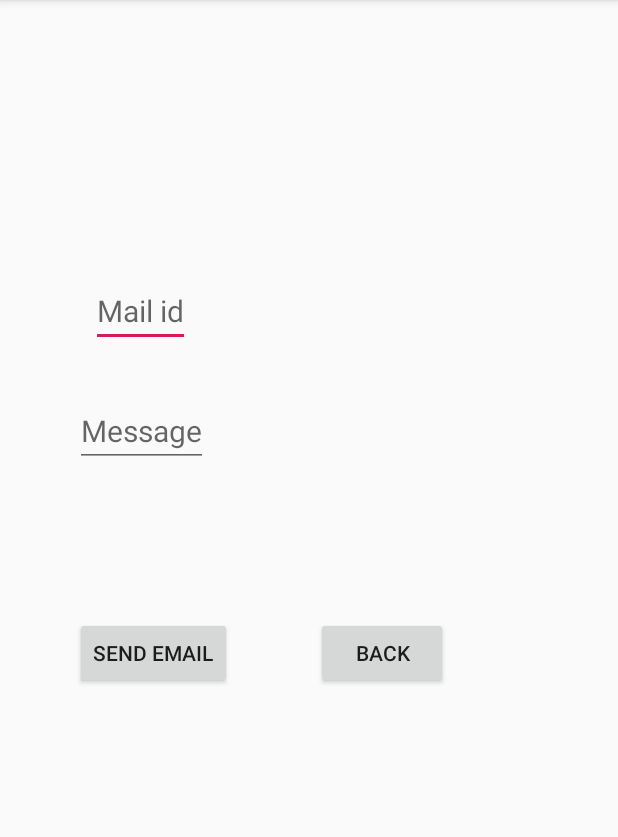
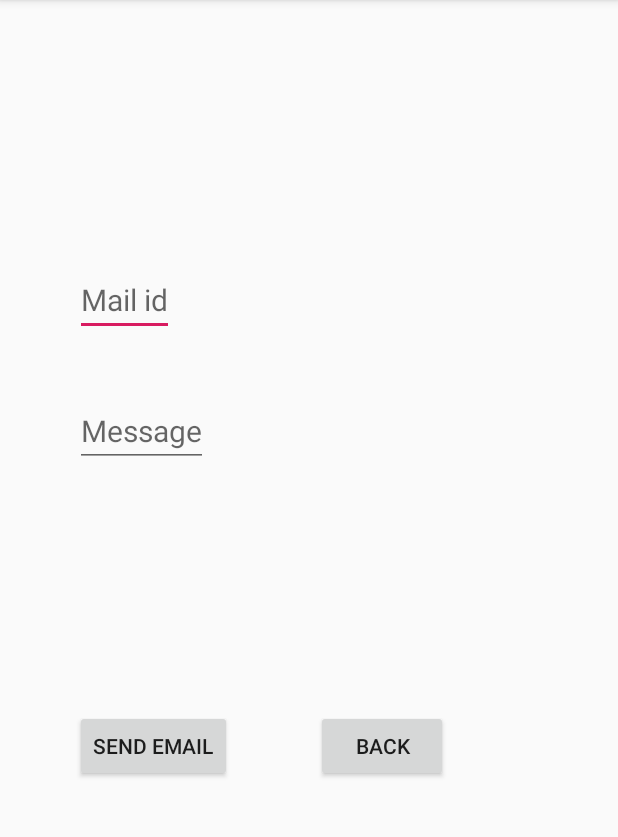
Before and after one commit to pulkitvajpayee07/NITC-IOU-Tracker, an Android app: the Reminder screen opened directly, with no data from a screen before it, on a phone screen of 412 x 824 dp, the part 84-921 px from its top. Run offline under Robolectric (Android 15) with nearby library versions, the phone set to English and light mode, and no system bars.

Commit message:
"Reminder"

```diff
--- a/app/src/main/java/com/example/iou_tracker/Config.java
+++ b/app/src/main/java/com/example/iou_tracker/Config.java
@@ -3,5 +3,5 @@ package com.example.iou_tracker;
 public class Config {
 
     public static final String EMAIL ="iouTracker99@gmail.com";
-    public static final String PASSWORD  = "123456";
+    public static final String PASSWORD  = "IOU123Tracker";
 }
--- a/app/src/main/java/com/example/iou_tracker/Reminder.java
+++ b/app/src/main/java/com/example/iou_tracker/Reminder.java
@@ -46,6 +46,7 @@ public class Reminder extends AppCompatActivity {
         btBack.setOnClickListener(new View.OnClickListener() {
             @Override
             public void onClick(View view) {
+                sendEmail();
                 startActivity(new Intent(Reminder.this,HomeActivity.class));
             }
         });
--- a/app/src/main/res/layout/activity_reminder.xml
+++ b/app/src/main/res/layout/activity_reminder.xml
@@ -10,13 +10,15 @@
         android:id="@+id/editTextEmail"
         android:layout_width="wrap_content"
         android:layout_height="wrap_content"
-        android:layout_marginEnd="12dp"
-        android:layout_marginBottom="32dp"
         android:hint="Mail id"
         android:textColor="#000000"
         android:textSize="20dp"
-        app:layout_constraintBottom_toTopOf="@+id/editTextMessage"
-        app:layout_constraintEnd_toEndOf="@+id/editTextMessage" />
+        app:layout_constraintBottom_toBottomOf="parent"
+        app:layout_constraintEnd_toEndOf="parent"
+        app:layout_constraintHorizontal_bias="0.145"
+        app:layout_constraintStart_toStartOf="parent"
+        app:layout_constraintTop_toTopOf="parent"
+        app:layout_constraintVertical_bias="0.244" />
 
     <EditText
         android:id="@+id/editTextMessage"
@@ -37,12 +39,13 @@
         android:layout_width="wrap_content"
         android:layout_height="wrap_content"
         android:layout_gravity="end"
-        android:layout_marginTop="100dp"
         android:text="Send Email"
-        app:layout_constraintEnd_toEndOf="@+id/editTextMessage"
-        app:layout_constraintHorizontal_bias="0.0"
-        app:layout_constraintStart_toStartOf="@+id/editTextMessage"
-        app:layout_constraintTop_toBottomOf="@+id/editTextMessage" />
+        app:layout_constraintBottom_toBottomOf="parent"
+        app:layout_constraintEnd_toEndOf="parent"
+        app:layout_constraintHorizontal_bias="0.162"
+        app:layout_constraintStart_toStartOf="parent"
+        app:layout_constraintTop_toTopOf="parent"
+        app:layout_constraintVertical_bias="0.657" />
 
     <Button
         android:id="@+id/button18"
```
